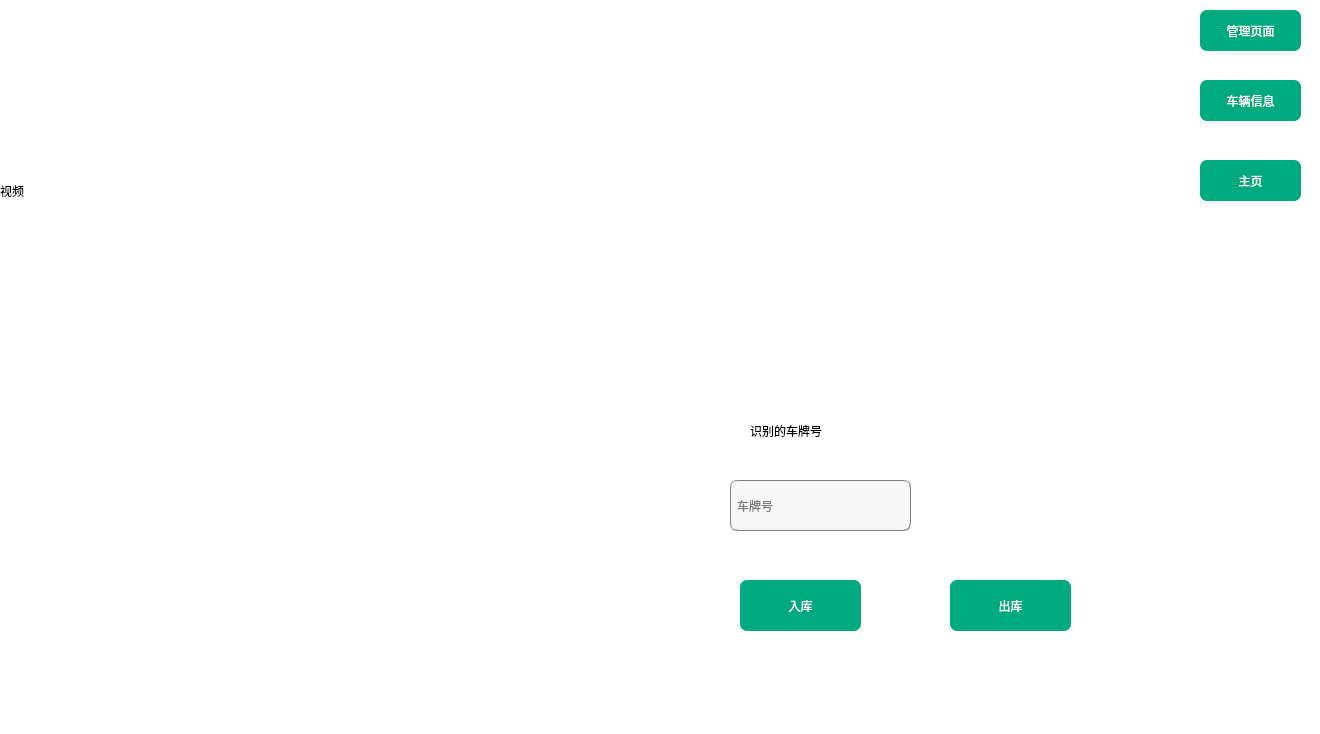
Before: the Qt Designer form car.ui in foryouos/Parking_System, drawn with Qt 5.
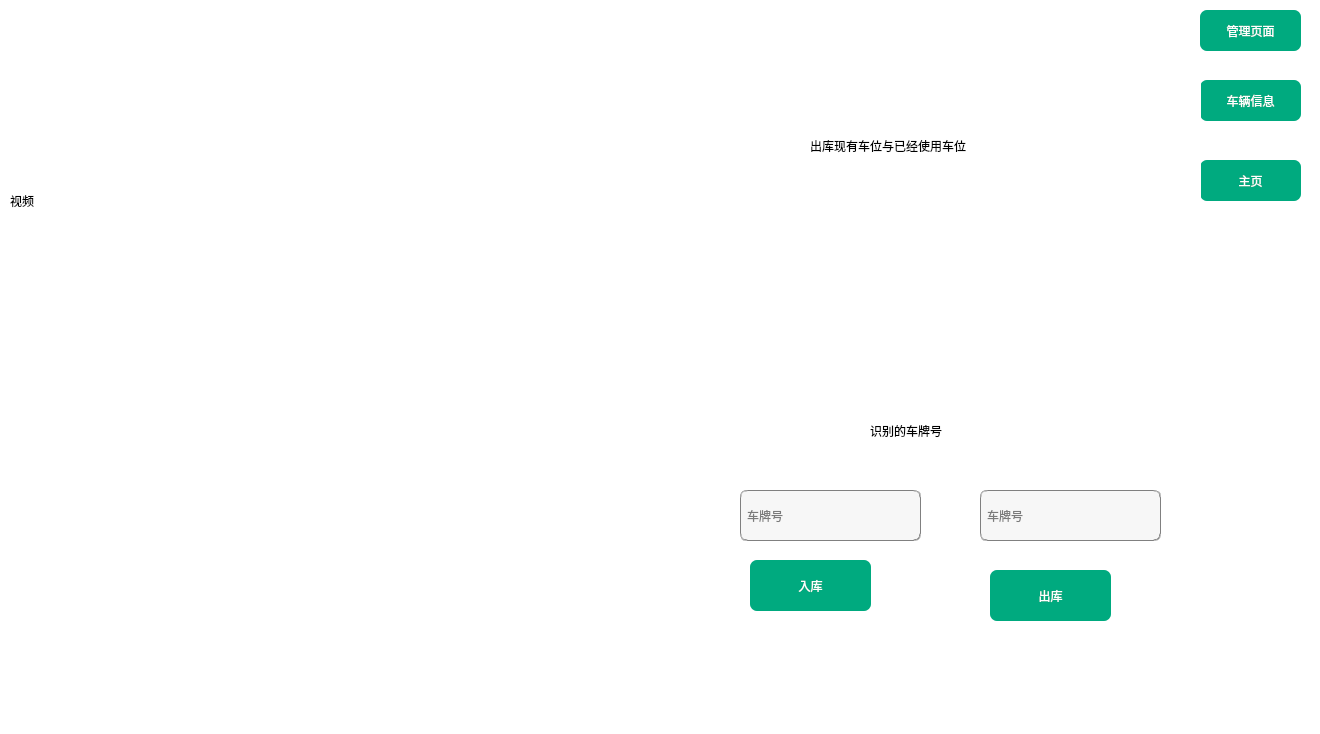
After: the same form once the commit is applied.

```diff
--- a/car.ui
+++ b/car.ui
@@ -59,8 +59,8 @@
   <widget class="QStackedWidget" name="stack">
    <property name="geometry">
     <rect>
-     <x>-10</x>
-     <y>-10</y>
+     <x>0</x>
+     <y>0</y>
      <width>1201</width>
      <height>751</height>
     </rect>
@@ -75,8 +75,8 @@
     <widget class="QLabel" name="label_title">
      <property name="geometry">
       <rect>
-       <x>760</x>
-       <y>420</y>
+       <x>870</x>
+       <y>410</y>
        <width>141</width>
        <height>41</height>
       </rect>
@@ -125,7 +125,7 @@
      <property name="geometry">
       <rect>
        <x>750</x>
-       <y>590</y>
+       <y>560</y>
        <width>121</width>
        <height>51</height>
       </rect>
@@ -144,8 +144,8 @@
     <widget class="QPushButton" name="DeleteCar">
      <property name="geometry">
       <rect>
-       <x>960</x>
-       <y>590</y>
+       <x>990</x>
+       <y>570</y>
        <width>121</width>
        <height>51</height>
       </rect>
@@ -161,6 +161,39 @@
       <string>出库</string>
      </property>
     </widget>
+    <widget class="QLabel" name="label_2">
+     <property name="geometry">
+      <rect>
+       <x>810</x>
+       <y>30</y>
+       <width>291</width>
+       <height>231</height>
+      </rect>
+     </property>
+     <property name="text">
+      <string>出库现有车位与已经使用车位</string>
+     </property>
+    </widget>
+    <widget class="QLineEdit" name="Car_output">
+     <property name="geometry">
+      <rect>
+       <x>980</x>
+       <y>490</y>
+       <width>181</width>
+       <height>51</height>
+      </rect>
+     </property>
+     <property name="styleSheet">
+      <string notr="true">background-color: rgb(247, 247, 247);
+border:1px groove gray;
+border-radius:7px;
+padding:2px 4px;
+font: 10pt &quot;华文隶书&quot;;</string>
+     </property>
+     <property name="placeholderText">
+      <string>车牌号</string>
+     </property>
+    </widget>
    </widget>
    <widget class="QWidget" name="message">
     <widget class="QLabel" name="labelCar">
```
Left out of the diff: 19 changed lines with no effect on the pictures.
